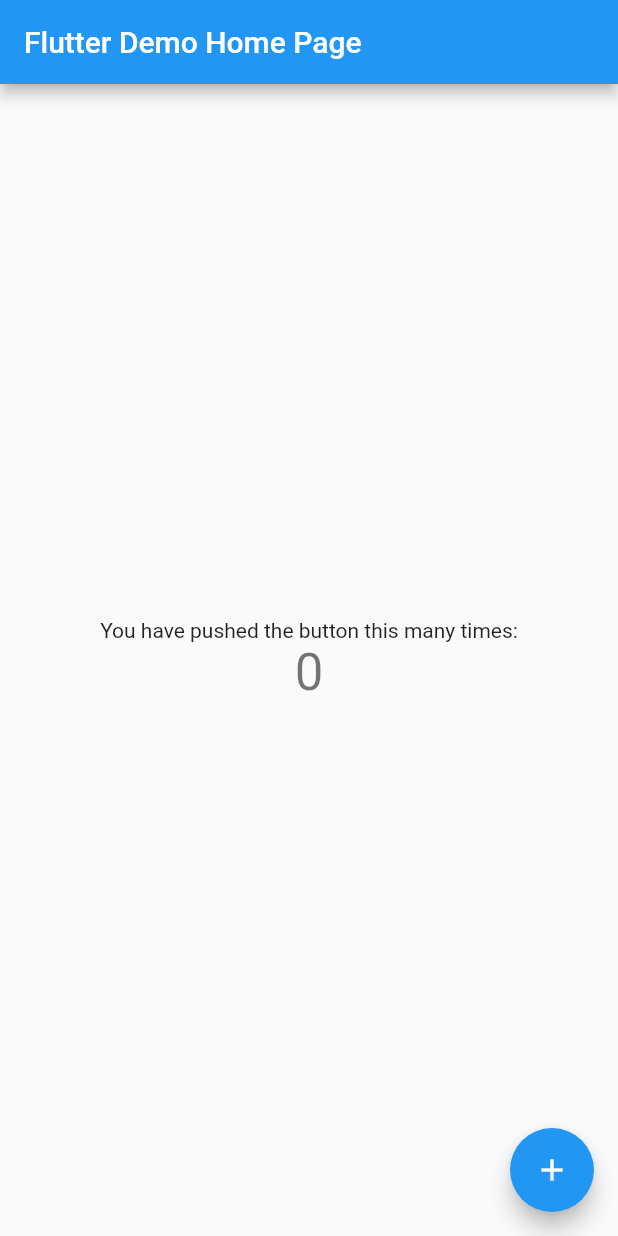
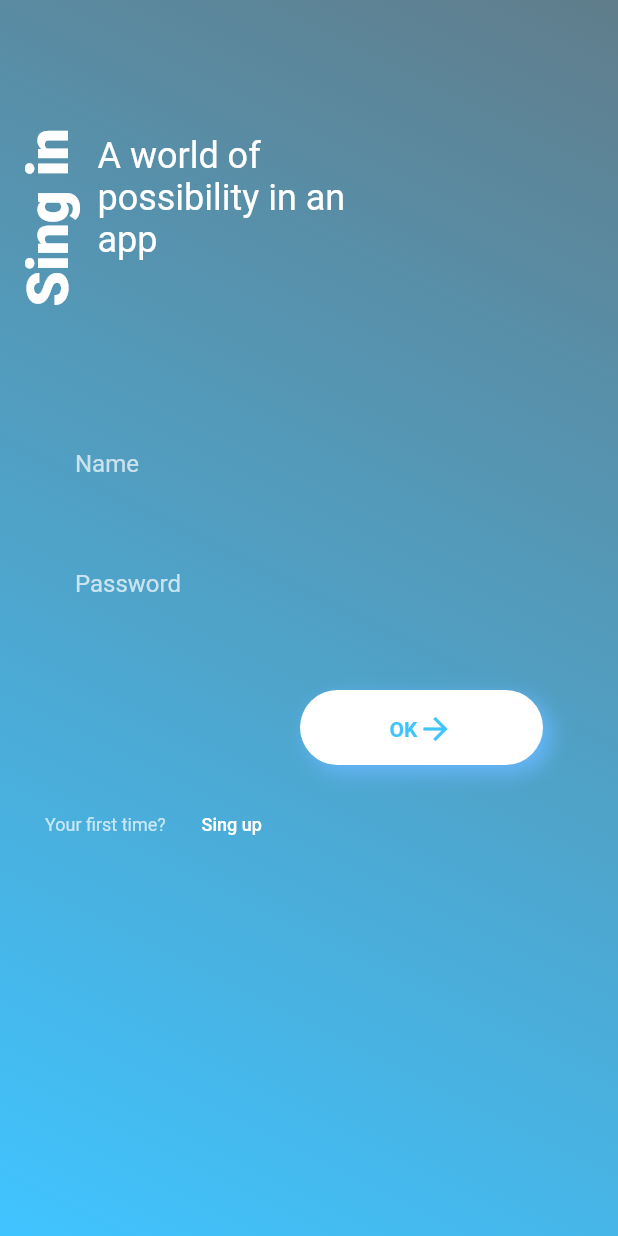
Before and after one commit to RicardReyesF/CrashRecolect, a Flutter app: the screen it shows after launch, on a phone screen of 412 x 824 dp. Run offline on Flutter 3.47's test engine with Material 2 defaults, Android fonts, the light colour scheme and no system bars.

Commit message:
Template Login

```diff
--- a/lib/main.dart
+++ b/lib/main.dart
@@ -1,117 +1,15 @@
+import 'package:crash_recolect/src/pages/login.page.dart';
 import 'package:flutter/material.dart';
 
-void main() {
-  runApp(MyApp());
-}
+void main() => runApp(MyApp());
 
 class MyApp extends StatelessWidget {
-  // This widget is the root of your application.
   @override
   Widget build(BuildContext context) {
     return MaterialApp(
-      title: 'Flutter Demo',
-      theme: ThemeData(
-        // This is the theme of your application.
-        //
-        // Try running your application with "flutter run". You'll see the
-        // application has a blue toolbar. Then, without quitting the app, try
-        // changing the primarySwatch below to Colors.green and then invoke
-        // "hot reload" (press "r" in the console where you ran "flutter run",
-        // or simply save your changes to "hot reload" in a Flutter IDE).
-        // Notice that the counter didn't reset back to zero; the application
-        // is not restarted.
-        primarySwatch: Colors.blue,
-        // This makes the visual density adapt to the platform that you run
-        // the app on. For desktop platforms, the controls will be smaller and
-        // closer together (more dense) than on mobile platforms.
-        visualDensity: VisualDensity.adaptivePlatformDensity,
-      ),
-      home: MyHomePage(title: 'Flutter Demo Home Page'),
+      title: 'Material App',
+      home: LoginPage(),
+      debugShowCheckedModeBanner: false,
     );
   }
 }
-
-class MyHomePage extends StatefulWidget {
-  MyHomePage({Key key, this.title}) : super(key: key);
-
-  // This widget is the home page of your application. It is stateful, meaning
-  // that it has a State object (defined below) that contains fields that affect
-  // how it looks.
-
-  // This class is the configuration for the state. It holds the values (in this
-  // case the title) provided by the parent (in this case the App widget) and
-  // used by the build method of the State. Fields in a Widget subclass are
-  // always marked "final".
-
-  final String title;
-
-  @override
-  _MyHomePageState createState() => _MyHomePageState();
-}
-
-class _MyHomePageState extends State<MyHomePage> {
-  int _counter = 0;
-
-  void _incrementCounter() {
-    setState(() {
-      // This call to setState tells the Flutter framework that something has
-      // changed in this State, which causes it to rerun the build method below
-      // so that the display can reflect the updated values. If we changed
-      // _counter without calling setState(), then the build method would not be
-      // called again, and so nothing would appear to happen.
-      _counter++;
-    });
-  }
-
-  @override
-  Widget build(BuildContext context) {
-    // This method is rerun every time setState is called, for instance as done
-    // by the _incrementCounter method above.
-    //
-    // The Flutter framework has been optimized to make rerunning build methods
-    // fast, so that you can just rebuild anything that needs updating rather
-    // than having to individually change instances of widgets.
-    return Scaffold(
-      appBar: AppBar(
-        // Here we take the value from the MyHomePage object that was created by
-        // the App.build method, and use it to set our appbar title.
-        title: Text(widget.title),
-      ),
-      body: Center(
-        // Center is a layout widget. It takes a single child and positions it
-        // in the middle of the parent.
-        child: Column(
-          // Column is also a layout widget. It takes a list of children and
-          // arranges them vertically. By default, it sizes itself to fit its
-          // children horizontally, and tries to be as tall as its parent.
-          //
-          // Invoke "debug painting" (press "p" in the console, choose the
-          // "Toggle Debug Paint" action from the Flutter Inspector in Android
-          // Studio, or the "Toggle Debug Paint" command in Visual Studio Code)
-          // to see the wireframe for each widget.
-          //
-          // Column has various properties to control how it sizes itself and
-          // how it positions its children. Here we use mainAxisAlignment to
-          // center the children vertically; the main axis here is the vertical
-          // axis because Columns are vertical (the cross axis would be
-          // horizontal).
-          mainAxisAlignment: MainAxisAlignment.center,
-          children: <Widget>[
-            Text(
-              'You have pushed the button this many times:',
-            ),
-            Text(
-              '$_counter',
-              style: Theme.of(context).textTheme.headline4,
-            ),
-          ],
-        ),
-      ),
-      floatingActionButton: FloatingActionButton(
-        onPressed: _incrementCounter,
-        tooltip: 'Increment',
-        child: Icon(Icons.add),
-      ), // This trailing comma makes auto-formatting nicer for build methods.
-    );
-  }
-}
--- /dev/null
+++ b/lib/src/pages/login.page.dart
@@ -0,0 +1,45 @@
+import 'package:crash_recolect/src/widget/button.dart';
+import 'package:crash_recolect/src/widget/first.dart';
+import 'package:crash_recolect/src/widget/inputEmail.dart';
+import 'package:crash_recolect/src/widget/password.dart';
+import 'package:crash_recolect/src/widget/textLogin.dart';
+import 'package:crash_recolect/src/widget/verticalText.dart';
+import 'package:flutter/material.dart';
+
+
+class LoginPage extends StatefulWidget {
+  @override
+  _LoginPageState createState() => _LoginPageState();
+}
+
+class _LoginPageState extends State<LoginPage> {
+  @override
+  Widget build(BuildContext context) {
+    return Scaffold(
+      body: Container(
+        decoration: BoxDecoration(
+          gradient: LinearGradient(
+              begin: Alignment.topRight,
+              end: Alignment.bottomLeft,
+              colors: [Colors.blueGrey, Colors.lightBlueAccent]),
+        ),
+        child: ListView(
+          children: <Widget>[
+            Column(
+              children: <Widget>[
+                Row(children: <Widget>[
+                  VerticalText(),
+                  TextLogin(),
+                ]),
+                InputEmail(),
+                PasswordInput(),
+                ButtonLogin(),
+                FirstTime(),
+              ],
+            ),
+          ],
+        ),
+      ),
+    );
+  }
+}
--- /dev/null
+++ b/lib/src/widget/button.dart
@@ -0,0 +1,55 @@
+import 'package:flutter/material.dart';
+
+class ButtonLogin extends StatefulWidget {
+  @override
+  _ButtonLoginState createState() => _ButtonLoginState();
+}
+
+class _ButtonLoginState extends State<ButtonLogin> {
+  @override
+  Widget build(BuildContext context) {
+    return Padding(
+      padding: const EdgeInsets.only(top: 40, right: 50, left: 200),
+      child: Container(
+        alignment: Alignment.bottomRight,
+        height: 50,
+        width: MediaQuery.of(context).size.width,
+        decoration: BoxDecoration(
+          boxShadow: [
+            BoxShadow(
+              color: Colors.blue[300],
+              blurRadius: 10.0, // has the effect of softening the shadow
+              spreadRadius: 1.0, // has the effect of extending the shadow
+              offset: Offset(
+                5.0, // horizontal, move right 10
+                5.0, // vertical, move down 10
+              ),
+            ),
+          ],
+          color: Colors.white,
+          borderRadius: BorderRadius.circular(30),
+        ),
+        child: FlatButton(
+          onPressed: () {},
+          child: Row(
+            mainAxisAlignment: MainAxisAlignment.center,
+            children: <Widget>[
+              Text(
+                'OK',
+                style: TextStyle(
+                  color: Colors.lightBlueAccent,
+                  fontSize: 14,
+                  fontWeight: FontWeight.w700,
+                ),
+              ),
+              Icon(
+                Icons.arrow_forward,
+                color: Colors.lightBlueAccent,
+              ),
+            ],
+          ),
+        ),
+      ),
+    );
+  }
+}
--- /dev/null
+++ b/lib/src/widget/first.dart
@@ -0,0 +1,48 @@
+import 'package:crash_recolect/src/pages/newuser.page.dart';
+import 'package:flutter/material.dart';
+
+
+class FirstTime extends StatefulWidget {
+  @override
+  _FirstTimeState createState() => _FirstTimeState();
+}
+
+class _FirstTimeState extends State<FirstTime> {
+  @override
+  Widget build(BuildContext context) {
+    return Padding(
+      padding: const EdgeInsets.only(top: 30, left: 30),
+      child: Container(
+        alignment: Alignment.topRight,
+        //color: Colors.red,
+        height: 20,
+        child: Row(
+          children: <Widget>[
+            Text(
+              'Your first time?',
+              style: TextStyle(
+                fontSize: 12,
+                color: Colors.white70,
+              ),
+            ),
+            FlatButton(
+              padding: EdgeInsets.all(0),
+              onPressed: () {
+                Navigator.push(context,
+                    MaterialPageRoute(builder: (context) => NewUser()));
+              },
+              child: Text(
+                'Sing up',
+                style: TextStyle(
+                  fontSize: 12,
+                  color: Colors.white,
+                ),
+                textAlign: TextAlign.right,
+              ),
+            ),
+          ],
+        ),
+      ),
+    );
+  }
+}
--- /dev/null
+++ b/lib/src/widget/inputEmail.dart
@@ -0,0 +1,32 @@
+import 'package:flutter/material.dart';
+
+class InputEmail extends StatefulWidget {
+  @override
+  _InputEmailState createState() => _InputEmailState();
+}
+
+class _InputEmailState extends State<InputEmail> {
+  @override
+  Widget build(BuildContext context) {
+    return Padding(
+      padding: const EdgeInsets.only(top: 50, left: 50, right: 50),
+      child: Container(
+        height: 60,
+        width: MediaQuery.of(context).size.width,
+        child: TextField(
+          style: TextStyle(
+            color: Colors.white,
+          ),
+          decoration: InputDecoration(
+            border: InputBorder.none,
+            fillColor: Colors.lightBlueAccent,
+            labelText: 'Name',
+            labelStyle: TextStyle(
+              color: Colors.white70,
+            ),
+          ),
+        ),
+      ),
+    );
+  }
+}
--- /dev/null
+++ b/lib/src/widget/password.dart
@@ -0,0 +1,32 @@
+import 'package:flutter/material.dart';
+
+class PasswordInput extends StatefulWidget {
+  @override
+  _PasswordInputState createState() => _PasswordInputState();
+}
+
+class _PasswordInputState extends State<PasswordInput> {
+  @override
+  Widget build(BuildContext context) {
+    return Padding(
+      padding: const EdgeInsets.only(top: 20, left: 50, right: 50),
+      child: Container(
+        height: 60,
+        width: MediaQuery.of(context).size.width,
+        child: TextField(
+          style: TextStyle(
+            color: Colors.white,
+          ),
+          obscureText: true,
+          decoration: InputDecoration(
+            border: InputBorder.none,
+            labelText: 'Password',
+            labelStyle: TextStyle(
+              color: Colors.white70,
+            ),
+          ),
+        ),
+      ),
+    );
+  }
+}
--- /dev/null
+++ b/lib/src/widget/textLogin.dart
@@ -0,0 +1,36 @@
+import 'package:flutter/material.dart';
+
+class TextLogin extends StatefulWidget {
+  @override
+  _TextLoginState createState() => _TextLoginState();
+}
+
+class _TextLoginState extends State<TextLogin> {
+  @override
+  Widget build(BuildContext context) {
+    return Padding(
+      padding: const EdgeInsets.only(top: 30.0, left: 10.0),
+      child: Container(
+        //color: Colors.green,
+        height: 200,
+        width: 200,
+        child: Column(
+          children: <Widget>[
+            Container(
+              height: 60,
+            ),
+            Center(
+              child: Text(
+                'A world of possibility in an app',
+                style: TextStyle(
+                  fontSize: 24,
+                  color: Colors.white,
+                ),
+              ),
+            ),
+          ],
+        ),
+      ),
+    );
+  }
+}
--- /dev/null
+++ b/lib/src/widget/verticalText.dart
@@ -0,0 +1,25 @@
+import 'package:flutter/material.dart';
+
+class VerticalText extends StatefulWidget {
+  @override
+  _VerticalTextState createState() => _VerticalTextState();
+}
+
+class _VerticalTextState extends State<VerticalText> {
+  @override
+  Widget build(BuildContext context) {
+    return Padding(
+      padding: const EdgeInsets.only(top: 60, left: 10),
+      child: RotatedBox(
+          quarterTurns: -1,
+          child: Text(
+            'Sing in',
+            style: TextStyle(
+              color: Colors.white,
+              fontSize: 38,
+              fontWeight: FontWeight.w900,
+            ),
+          )),
+    );
+  }
+}
```
Also changed, not shown: lib/src/pages/newuser.page.dart (added, +49 -0 lines), lib/src/widget/buttonNewUser.dart (added, +55 -0 lines), lib/src/widget/forgot.dart (added, +29 -0 lines), lib/src/widget/newEmail.dart (added, +32 -0 lines), lib/src/widget/newName.dart (added, +32 -0 lines), lib/src/widget/singup.dart (added, +25 -0 lines), lib/src/widget/textNew.dart (added, +36 -0 lines), lib/src/widget/userOld.dart (added, +43 -0 lines), 1 other file.
